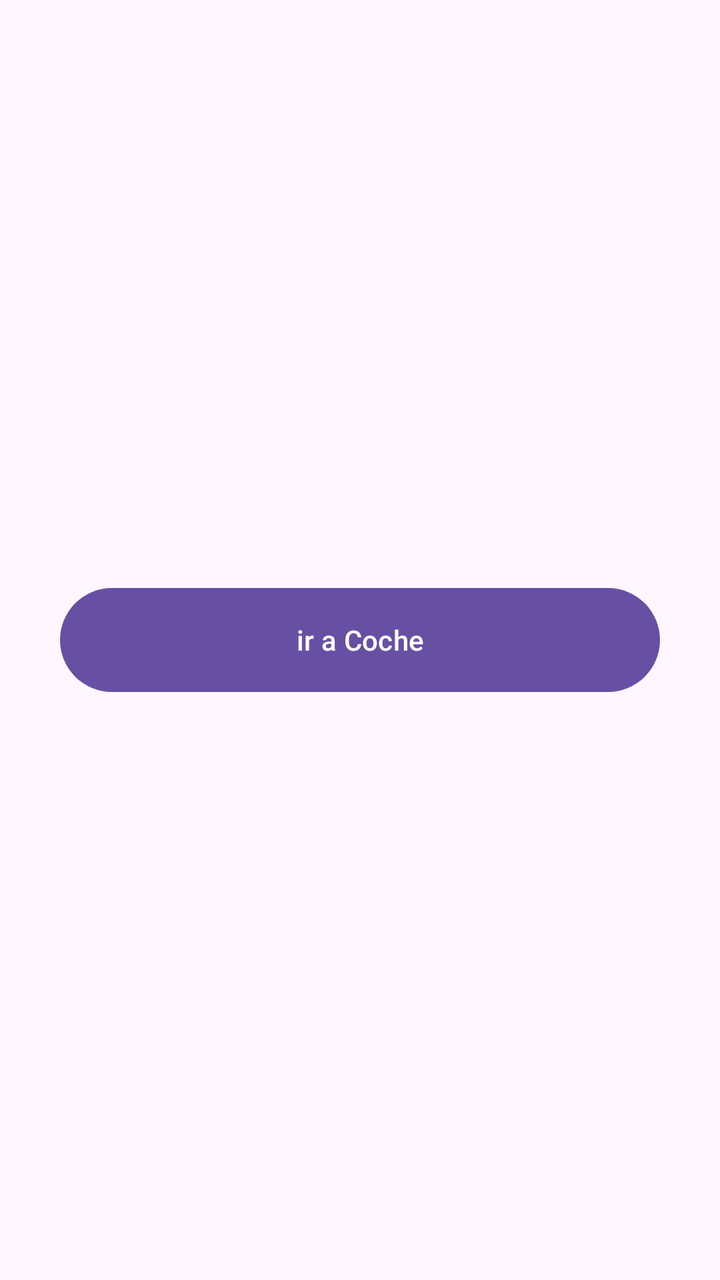
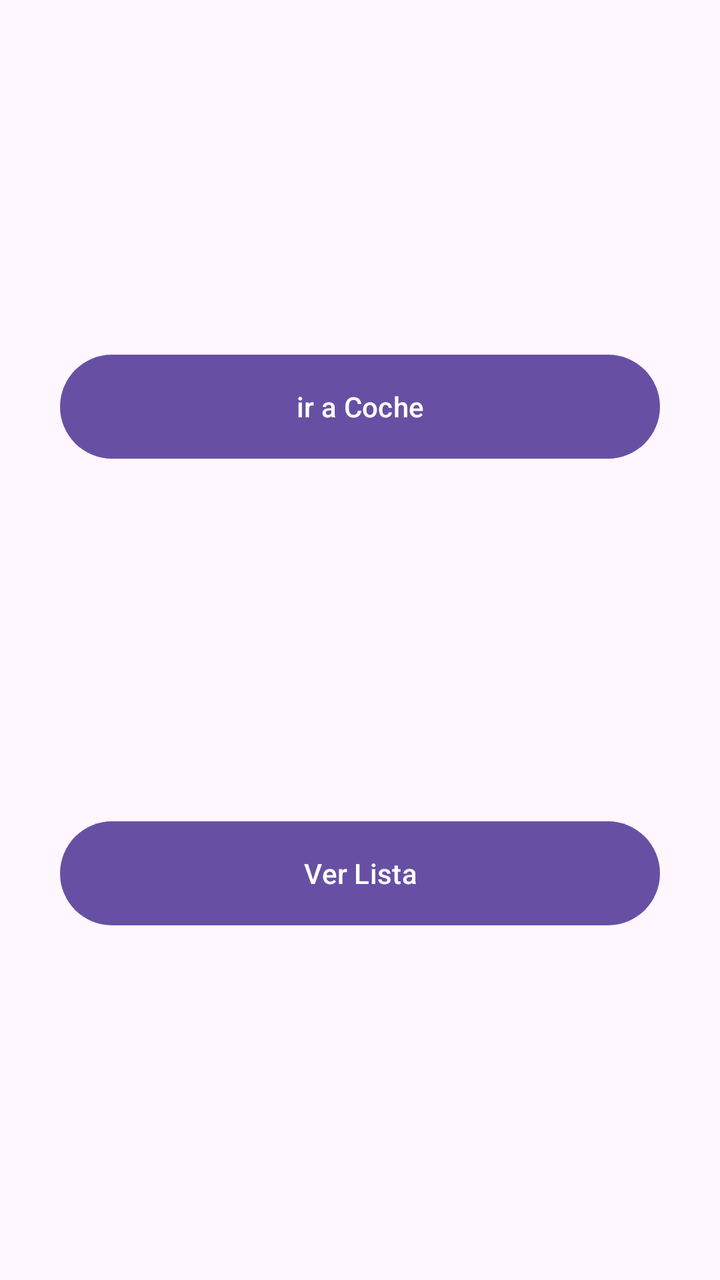

Compare the two renders of this Android layout. The source of the first and the diff that turns it into the second are given below.
<!-- AndroidManifest.xml: application theme Theme.PracticaAndroid -->
<!-- res/layout/activity_main.xml -->
<?xml version="1.0" encoding="utf-8"?>
<androidx.constraintlayout.widget.ConstraintLayout xmlns:android="http://schemas.android.com/apk/res/android"
    xmlns:app="http://schemas.android.com/apk/res-auto"
    xmlns:tools="http://schemas.android.com/tools"
    android:id="@+id/main"
    android:layout_width="match_parent"
    android:layout_height="match_parent"
    tools:context=".MainActivityCoche">

    <Button
        android:id="@+id/irCoche"
        android:layout_width="300dp"
        android:layout_height="60dp"
        android:text="ir a Coche"
        app:layout_constraintBottom_toBottomOf="parent"
        app:layout_constraintEnd_toEndOf="parent"
        app:layout_constraintStart_toStartOf="parent"
        app:layout_constraintTop_toTopOf="parent" />
</androidx.constraintlayout.widget.ConstraintLayout>
<!-- resources referenced by this layout -->
<resources>
  <style name="Theme.PracticaAndroid" parent="Base.Theme.PracticaAndroid" />
  <style name="Base.Theme.PracticaAndroid" parent="Theme.Material3.DayNight.NoActionBar">
          
          
      </style>
</resources>

<!-- the commit's change to res/layout/activity_main.xml (unified diff, before → after) -->
@@ -5,15 +5,27 @@
     android:id="@+id/main"
     android:layout_width="match_parent"
     android:layout_height="match_parent"
-    tools:context=".MainActivityCoche">
+    tools:context=".MainActivity">
 
     <Button
         android:id="@+id/irCoche"
         android:layout_width="300dp"
         android:layout_height="60dp"
         android:text="ir a Coche"
+        app:layout_constraintBottom_toTopOf="@+id/bLista"
+        app:layout_constraintEnd_toEndOf="parent"
+        app:layout_constraintHorizontal_bias="0.5"
+        app:layout_constraintStart_toStartOf="parent"
+        app:layout_constraintTop_toTopOf="parent" />
+
+    <Button
+        android:id="@+id/bLista"
+        android:layout_width="300dp"
+        android:layout_height="60dp"
+        android:text="Ver Lista"
         app:layout_constraintBottom_toBottomOf="parent"
         app:layout_constraintEnd_toEndOf="parent"
+        app:layout_constraintHorizontal_bias="0.5"
         app:layout_constraintStart_toStartOf="parent"
-        app:layout_constraintTop_toTopOf="parent" />
+        app:layout_constraintTop_toBottomOf="@+id/irCoche" />
 </androidx.constraintlayout.widget.ConstraintLayout>
